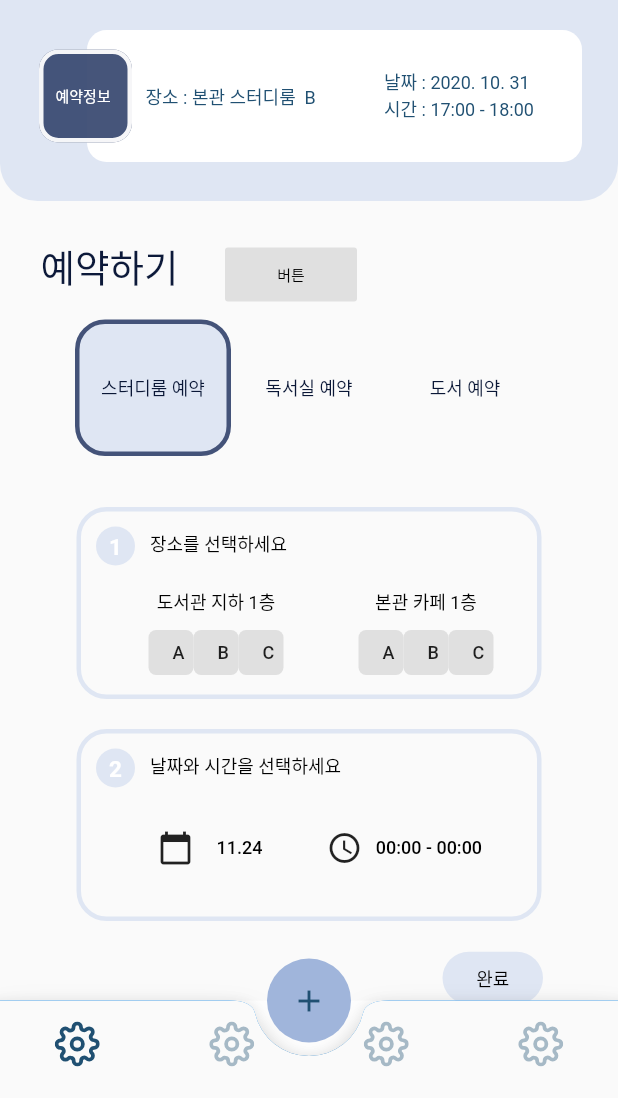
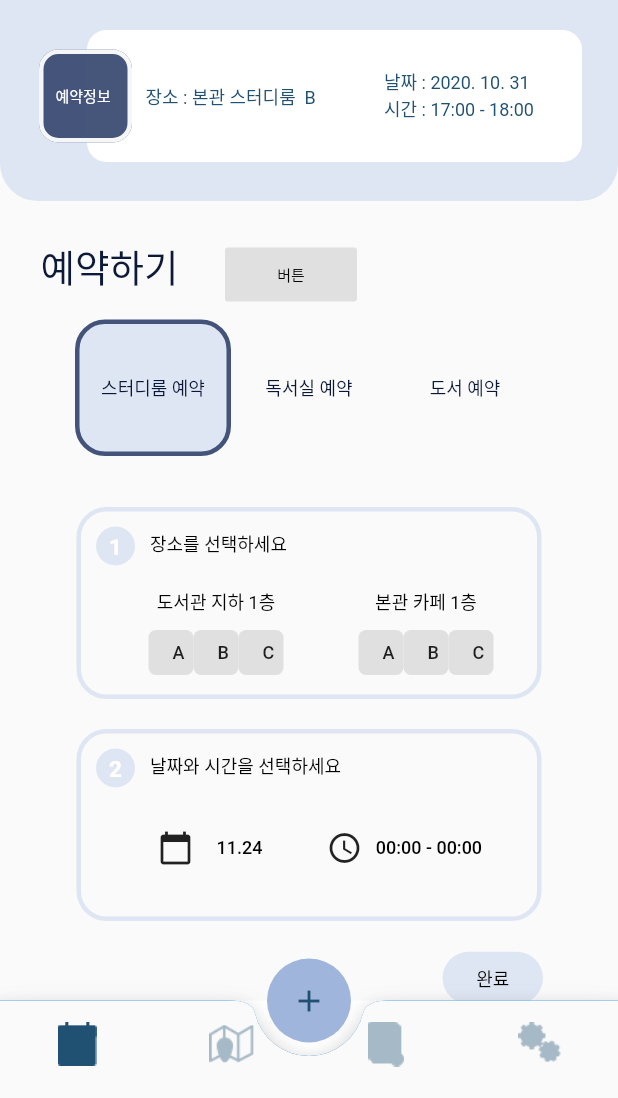
Before and after one commit to suzumsz/Everything_Jeon, a Flutter app: the MainScreen screen opened directly, on a phone screen of 412 x 824 dp, the part 138-1236 px from its top. Run offline on Flutter 3.47's test engine with Material 2 defaults, Android fonts, the phone set to English and light mode, and no system bars; our stand-ins replace cloud_firestore, firebase_auth, firebase_core, flutter_calendar_carousel, flutter_icons; missing offline and left inert: adobe_xd, flutter_barcode_scanner, syncfusion_flutter_barcodes; accounts and stored records are empty; Roboto replaces fonts that are missing (DX유니고딕 20).

Commit message:
bar icon change

```diff
--- a/lib/LoginPage.dart
+++ b/lib/LoginPage.dart
@@ -610,9 +610,6 @@ class LoginPage extends StatelessWidget {
   }
 }*/
 
-
-
-
 /*
 class Auth {
   final FirebaseAuth auth = FirebaseAuth.instance;
--- a/lib/MainScreen.dart
+++ b/lib/MainScreen.dart
@@ -28,6 +28,8 @@ class _MainScreenState extends State<MainScreen> {
   @override
   Widget build(BuildContext context) {
     return Scaffold(
+      resizeToAvoidBottomPadding: false,
+      resizeToAvoidBottomInset: false,
       backgroundColor: Colors.white,
       floatingActionButtonLocation: FloatingActionButtonLocation.centerDocked,
       floatingActionButton: new FloatingActionButton(
@@ -59,53 +61,59 @@ class _MainScreenState extends State<MainScreen> {
           items: const <BottomNavigationBarItem>[
             BottomNavigationBarItem(
               //backgroundColor: Colors.white,
-              icon: Icon(
-                Feather.settings,
+              icon: ImageIcon(
+                AssetImage("images/resericon.png"),
                 color: SecondaryColor,
                 size: 30,
               ),
+
+              //Icon(
+              //Feather.settings,
+              //color: SecondaryColor,
+              //size: 30,
+
               title: Text('예약'),
-              activeIcon: Icon(
-                Feather.settings,
+              activeIcon: ImageIcon(
+                AssetImage("images/resericon.png"),
                 color: PrimaryColor,
                 size: 30,
               ),
             ),
             BottomNavigationBarItem(
-              icon: Icon(
-                Feather.settings,
+              icon: ImageIcon(
+                AssetImage("images/locicon.png"),
                 color: SecondaryColor,
                 size: 30,
               ),
               title: Text('위치'),
-              activeIcon: Icon(
-                Feather.settings,
+              activeIcon: ImageIcon(
+                AssetImage("images/locicon.png"),
                 color: PrimaryColor,
                 size: 30,
               ),
             ),
             BottomNavigationBarItem(
-              icon: Icon(
-                Feather.settings,
+              icon: ImageIcon(
+                AssetImage("images/noticeicon.png"),
                 color: SecondaryColor,
                 size: 30,
               ),
               title: Text('공지'),
-              activeIcon: Icon(
-                Feather.settings,
+              activeIcon: ImageIcon(
+                AssetImage("images/noticeicon.png"),
                 color: PrimaryColor,
                 size: 30,
               ),
             ),
             BottomNavigationBarItem(
-              icon: Icon(
-                Feather.settings,
+              icon: ImageIcon(
+                AssetImage("images/seticon.png"),
                 color: SecondaryColor,
                 size: 30,
               ),
               title: Text('설정'),
-              activeIcon: Icon(
-                Feather.settings,
+              activeIcon: ImageIcon(
+                AssetImage("images/seticon.png"),
                 color: PrimaryColor,
                 size: 30,
               ),
--- a/lib/SettingPage.dart
+++ b/lib/SettingPage.dart
@@ -153,8 +153,8 @@ class SettingPage extends StatelessWidget {
                   onPressed: () async {
                     _signOut();
 
-                    Navigator.push(context,
-                        MaterialPageRoute(builder: (context) => LoginPage()));
+                    //Navigator.push(context,
+                    //MaterialPageRoute(builder: (context) => LoginPage()));
                   }),
             ),
           ),
--- a/lib/main.dart
+++ b/lib/main.dart
@@ -1,4 +1,4 @@
-import 'package:everything_jeon/MainScreen.dart';
+import 'package:everything_jeon/LoginPage.dart';
 import 'package:flutter/material.dart';
 
 void main() => runApp(MyApp());
@@ -7,7 +7,7 @@ class MyApp extends StatelessWidget {
   @override
   Widget build(BuildContext context) {
     return MaterialApp(
-      home: MainScreen(),
+      home: LoginPage(),
     );
   }
 }
--- a/pubspec.yaml
+++ b/pubspec.yaml
@@ -63,6 +63,11 @@ flutter:
     - images/circlelogo.png
     - images/rightarrow.png
     - images/etlogo.png
+    - images/seticon.png
+    - images/resericon.png
+    - images/noticeicon.png
+    - images/locicon.png
+    - images/baricon.png
 
   # To add assets to your application, add an assets section, like this:
   # assets:
```
Also changed, not shown: images/baricon.png (added), images/locicon.png (added), images/noticeicon.png (added), images/resericon.png (added), images/seticon.png (added).
